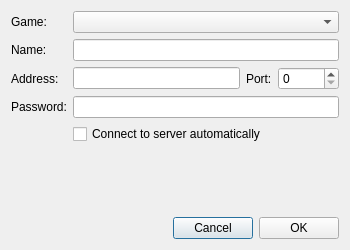
Old version of the form client/ServerEditDialog.ui in the repository OpenRcon/OpenRcon.
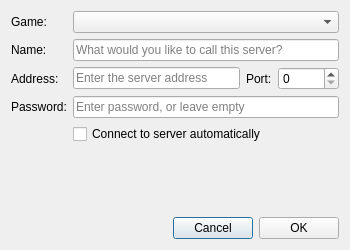
New version of the form. Icons and pictures are not drawn.

Commit message: Added placeholders to ServerEditDialog.

Diff of the .ui file:
```diff
--- a/client/ServerEditDialog.ui
+++ b/client/ServerEditDialog.ui
@@ -59,6 +59,9 @@
        <property name="frame">
         <bool>true</bool>
        </property>
+       <property name="placeholderText">
+        <string>Enter the server address</string>
+       </property>
       </widget>
      </item>
      <item>
@@ -104,6 +107,9 @@
      <property name="echoMode">
       <enum>QLineEdit::Password</enum>
      </property>
+     <property name="placeholderText">
+      <string>Enter password, or leave empty</string>
+     </property>
     </widget>
    </item>
    <item row="3" column="0">
@@ -118,6 +124,9 @@
      <property name="text">
       <string/>
      </property>
+     <property name="placeholderText">
+      <string>What would you like to call this server?</string>
+     </property>
     </widget>
    </item>
    <item row="6" column="0" colspan="2">
```
The commit also changes 10 other files.
